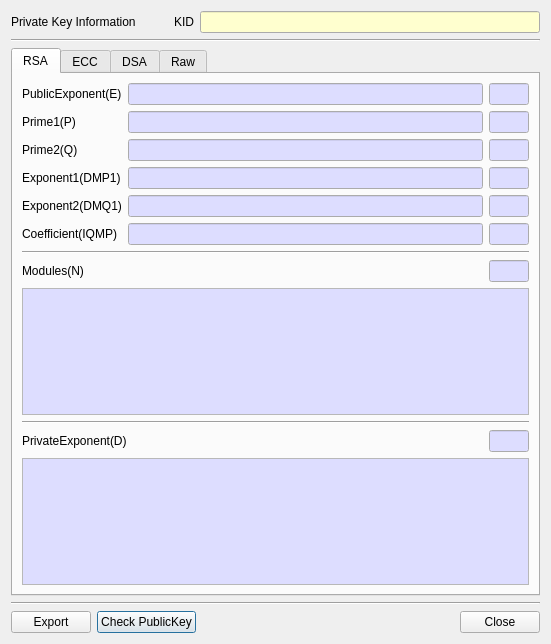
Old version of the form CryptokiMan/pri_key_info_dlg.ui in the repository jykim74/CryptokiMan.
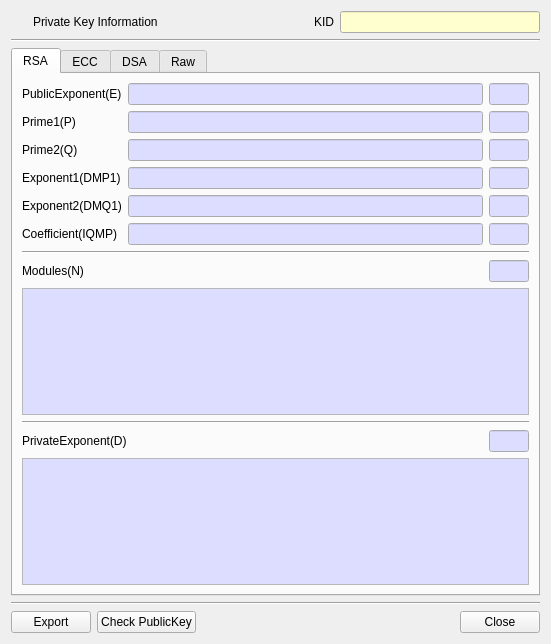
New version of the form. Icons and pictures are not drawn.

What changed in the file:
```diff
--- a/CryptokiMan/pri_key_info_dlg.ui
+++ b/CryptokiMan/pri_key_info_dlg.ui
@@ -20,13 +20,6 @@
       <number>0</number>
      </property>
      <item row="0" column="2">
-      <widget class="QLabel" name="label_22">
-       <property name="text">
-        <string>KID</string>
-       </property>
-      </widget>
-     </item>
-     <item row="0" column="1">
       <spacer name="horizontalSpacer_6">
        <property name="orientation">
         <enum>Qt::Horizontal</enum>
@@ -39,7 +32,7 @@
        </property>
       </spacer>
      </item>
-     <item row="0" column="0">
+     <item row="0" column="1">
       <widget class="QLabel" name="mTitleLabel">
        <property name="text">
         <string>Private Key Information</string>
@@ -47,10 +40,17 @@
       </widget>
      </item>
      <item row="0" column="3">
+      <widget class="QLabel" name="label_22">
+       <property name="text">
+        <string>KID</string>
+       </property>
+      </widget>
+     </item>
+     <item row="0" column="4">
       <widget class="QLineEdit" name="mKIDText">
        <property name="minimumSize">
         <size>
-         <width>340</width>
+         <width>200</width>
          <height>0</height>
         </size>
        </property>
@@ -86,6 +86,32 @@
        </property>
       </widget>
      </item>
+     <item row="0" column="0">
+      <widget class="QPushButton" name="pushButton">
+       <property name="minimumSize">
+        <size>
+         <width>16</width>
+         <height>0</height>
+        </size>
+       </property>
+       <property name="maximumSize">
+        <size>
+         <width>16</width>
+         <height>16777215</height>
+        </size>
+       </property>
+       <property name="text">
+        <string/>
+       </property>
+       <property name="icon">
+        <iconset resource="cryptokiman.qrc">
+         <normaloff>:/images/keypair.png</normaloff>:/images/keypair.png</iconset>
+       </property>
+       <property name="flat">
+        <bool>true</bool>
+       </property>
+      </widget>
+     </item>
     </layout>
    </item>
    <item>
```
Left out of the diff: 4 changed lines with no effect on the pictures.
